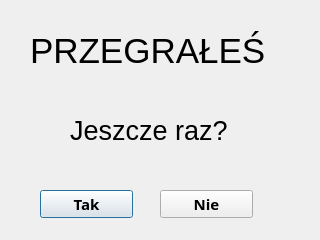
Old version of the form resultwindow.ui in the repository pkwasek08/Tic-Tac-Toe.
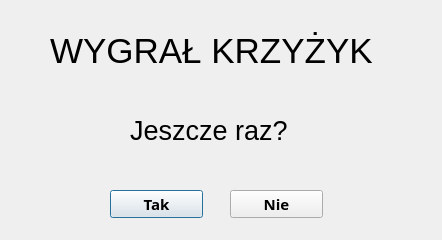
New version of the form.

The edit to the form file:
```diff
--- a/resultwindow.ui
+++ b/resultwindow.ui
@@ -6,7 +6,7 @@
    <rect>
     <x>0</x>
     <y>0</y>
-    <width>320</width>
+    <width>442</width>
     <height>240</height>
    </rect>
   </property>
@@ -16,7 +16,7 @@
   <widget class="QLabel" name="label">
    <property name="geometry">
     <rect>
-     <x>70</x>
+     <x>130</x>
      <y>100</y>
      <width>241</width>
      <height>61</height>
@@ -34,9 +34,9 @@
   <widget class="QLabel" name="lose">
    <property name="geometry">
     <rect>
-     <x>30</x>
+     <x>50</x>
      <y>0</y>
-     <width>271</width>
+     <width>391</width>
      <height>101</height>
     </rect>
    </property>
@@ -46,13 +46,13 @@
     </font>
    </property>
    <property name="text">
-    <string>PRZEGRAŁEŚ</string>
+    <string>WYGRAŁ KRZYŻYK</string>
    </property>
   </widget>
   <widget class="QPushButton" name="pushButton">
    <property name="geometry">
     <rect>
-     <x>40</x>
+     <x>110</x>
      <y>190</y>
      <width>93</width>
      <height>28</height>
@@ -73,7 +73,7 @@
   <widget class="QPushButton" name="pushButton_2">
    <property name="geometry">
     <rect>
-     <x>160</x>
+     <x>230</x>
      <y>190</y>
      <width>93</width>
      <height>28</height>
```
